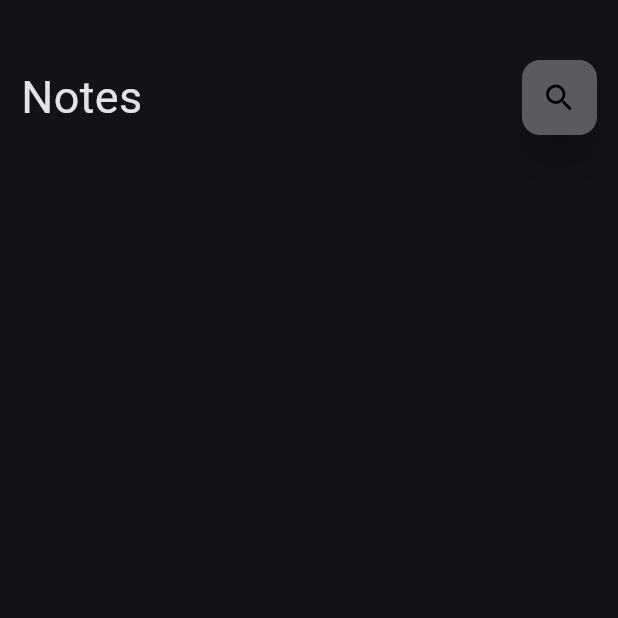
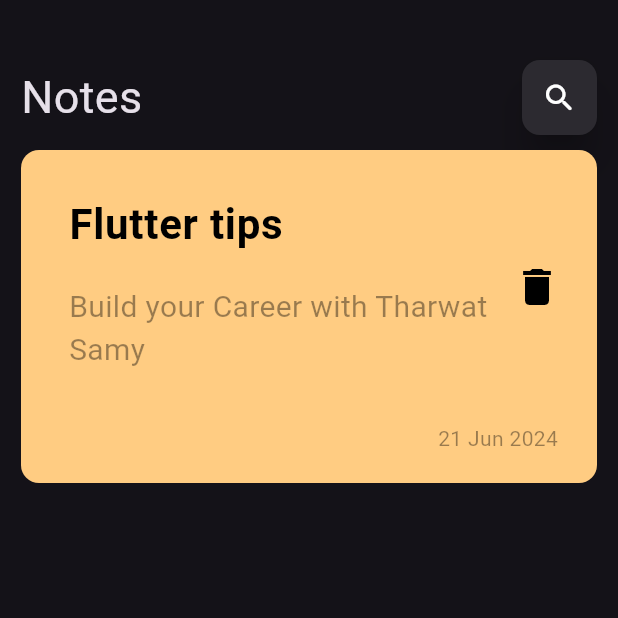
Before and after one commit to HazemAhmed677/notes-app, a Flutter app: the screen it shows after launch, on a phone screen of 412 x 824 dp, the top half of it. Run offline on Flutter 3.47's test engine with Material 3 defaults, Android fonts, the phone set to English and light mode, and no system bars.

Commit message:
create note item

```diff
--- a/lib/views/notes_view.dart
+++ b/lib/views/notes_view.dart
@@ -1,5 +1,6 @@
 import 'package:flutter/material.dart';
 import 'package:notes_app/widgets/custom_appbar.dart';
+import 'package:notes_app/widgets/note_item.dart';
 
 class NotesView extends StatelessWidget {
   const NotesView({super.key});
@@ -15,6 +16,10 @@ class NotesView extends StatelessWidget {
               height: 40,
             ),
             CustomAppBar(),
+            SizedBox(
+              height: 10,
+            ),
+            NoteItem(),
           ],
         ),
       ),
--- a/lib/widgets/custom_appbar.dart
+++ b/lib/widgets/custom_appbar.dart
@@ -24,13 +24,13 @@ class CustomAppBar extends StatelessWidget {
               height: 50,
               width: 50,
               decoration: BoxDecoration(
-                color: Colors.white.withOpacity(0.3),
+                color: Colors.white.withOpacity(0.1),
                 borderRadius: BorderRadius.circular(12),
               ),
               child: const Icon(
                 Icons.search_rounded,
                 size: 24,
-                color: Colors.black,
+                color: Colors.white,
               ),
             ),
           ),
--- /dev/null
+++ b/lib/widgets/note_item.dart
@@ -0,0 +1,61 @@
+import 'package:flutter/material.dart';
+
+class NoteItem extends StatelessWidget {
+  const NoteItem({
+    super.key,
+  });
+
+  @override
+  Widget build(BuildContext context) {
+    return Container(
+      decoration: BoxDecoration(
+        color: const Color(0xffFFCC82),
+        borderRadius: BorderRadius.circular(12),
+      ),
+      child: Column(
+        crossAxisAlignment: CrossAxisAlignment.end,
+        children: [
+          ListTile(
+            title: const Padding(
+              padding: EdgeInsets.only(top: 20, bottom: 20, left: 16),
+              child: Text(
+                'Flutter tips',
+                style: TextStyle(
+                    fontSize: 28,
+                    color: Colors.black,
+                    fontWeight: FontWeight.bold),
+              ),
+            ),
+            trailing: const Icon(
+              Icons.delete,
+              color: Colors.black,
+              size: 32,
+            ),
+            subtitle: Padding(
+              padding: const EdgeInsets.only(left: 16, bottom: 26),
+              child: Text(
+                'Build your Career with Tharwat Samy',
+                style: TextStyle(
+                  fontSize: 20,
+                  color: Colors.black.withOpacity(0.4),
+                ),
+              ),
+            ),
+          ),
+          Padding(
+            padding: const EdgeInsets.only(
+              right: 26,
+              bottom: 20,
+            ),
+            child: Text(
+              '21 Jun 2024',
+              style: TextStyle(
+                color: Colors.black.withOpacity(0.4),
+              ),
+            ),
+          ),
+        ],
+      ),
+    );
+  }
+}
```
